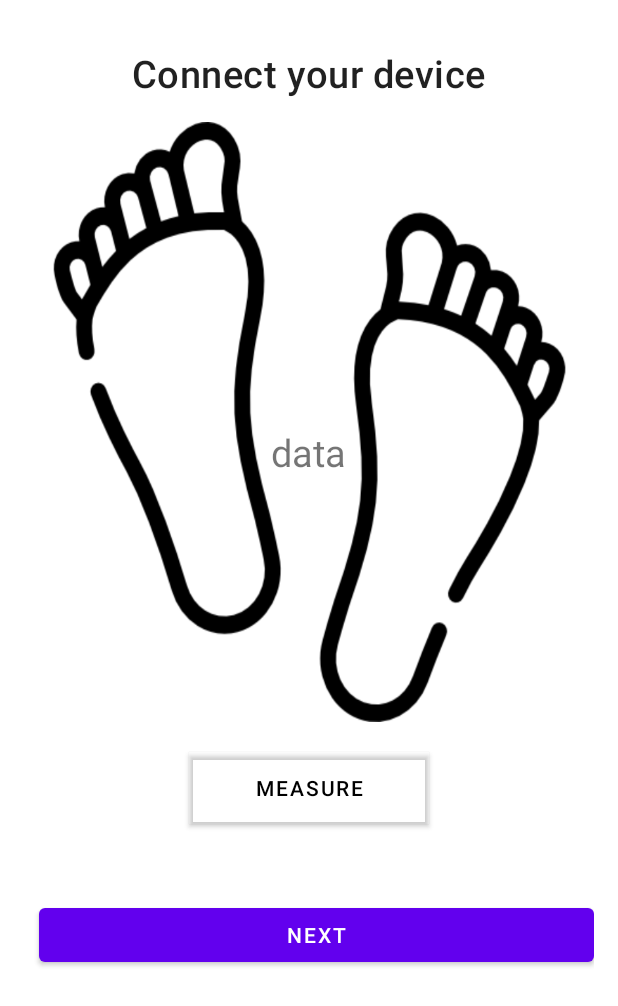
After one commit to vishnukarthik-1994/capstone, an Android app: the layout fragment_survey_measurement.xml on its own in the app's theme, with its tools: preview values and no code run, on a phone screen of 412 x 824 dp. The commit adds this screen. Shown: the top 1006 px of the screen. Run offline under Robolectric (Android 15) with nearby library versions, the phone set to English and light mode, and no system bars.

Commit message:
Create the view for measurement

```diff
--- a/Application/DFU_app/app/src/main/AndroidManifest.xml
+++ b/Application/DFU_app/app/src/main/AndroidManifest.xml
@@ -9,7 +9,8 @@
     <uses-permission android:name="android.permission.READ_EXTERNAL_STORAGE" />
     <uses-permission android:name="android.permission.INTERNET" />
     <uses-permission android:name="android.permission.ACCESS_NETWORK_STATE" />
-
+    <uses-permission android:name="android.permission.BLUETOOTH"/>
+    <uses-permission android:name="android.permission.BLUETOOTH_ADMIN"/>
     <application
         android:allowBackup="true"
         android:icon="@mipmap/ic_launcher"
--- a/Application/DFU_app/app/src/main/java/com/example/dfu_app/imageprocessor/ImagePreprocessing.kt
+++ b/Application/DFU_app/app/src/main/java/com/example/dfu_app/imageprocessor/ImagePreprocessing.kt
@@ -6,8 +6,8 @@ import android.graphics.*
 data class Result(val classIndex: Int,val score: Float,val rect:Rect){}
 object ImagePreprocessing {
     lateinit var absolutePath: String
-    const val INPUT_WIDTH = 640
-    const val INPUT_HEIGHT = 640
+    const val INPUT_WIDTH = 416
+    const val INPUT_HEIGHT = 416
     private const val TEXT_WIDTH = 260
     private const val TEXT_HEIGHT = 10
     const val OUTPUT_COLUMN = 6
--- a/Application/DFU_app/app/src/main/res/drawable/button_shape.xml
+++ b/Application/DFU_app/app/src/main/res/drawable/button_shape.xml
@@ -1,6 +1,6 @@
 <?xml version="1.0" encoding="utf-8"?>
 <shape xmlns:android="http://schemas.android.com/apk/res/android"
     android:shape="rectangle">
-    <solid android:color="#ffffff"/>
+    <solid android:color="#D6F6FA"/>
     <corners android:radius="10dp"/>
 </shape>
--- a/Application/DFU_app/app/src/main/res/drawable/color_background.xml
+++ b/Application/DFU_app/app/src/main/res/drawable/color_background.xml
@@ -5,6 +5,6 @@
     <gradient
         android:angle="0"
         android:startColor="@color/teal_200"
-        android:endColor="@color/purple_600"/>
+        android:endColor="@color/purple_700"/>
 
 </shape>
--- /dev/null
+++ b/Application/DFU_app/app/src/main/res/layout/fragment_survey_measurement.xml
@@ -0,0 +1,79 @@
+<?xml version="1.0" encoding="utf-8"?>
+<ScrollView xmlns:android="http://schemas.android.com/apk/res/android"
+    xmlns:app="http://schemas.android.com/apk/res-auto"
+    xmlns:tools="http://schemas.android.com/tools"
+    android:layout_width="match_parent"
+    android:layout_height="match_parent"
+    tools:context=".ui.daily_survey.SurveyMeasureFragment">
+    <androidx.constraintlayout.widget.ConstraintLayout
+        android:layout_width="match_parent"
+        android:layout_height="wrap_content"
+        android:padding="16dp">
+
+        <TextView
+            android:id="@+id/measure_title"
+            android:layout_width="wrap_content"
+            android:layout_height="wrap_content"
+            android:layout_marginTop="15dp"
+            android:text="@string/sloganMeasure"
+            android:textAppearance="?attr/textAppearanceHeadline6"
+            android:textSize="25sp"
+            app:layout_constraintStart_toStartOf="parent"
+            app:layout_constraintTop_toTopOf="parent"
+            app:layout_constraintEnd_toEndOf="parent"/>
+
+        <ImageView
+            android:id="@+id/foot_image"
+            android:layout_width="360dp"
+            android:layout_height="400dp"
+            android:layout_marginStart="4dp"
+            android:layout_marginTop="15dp"
+            android:layout_marginEnd="4dp"
+            android:adjustViewBounds="true"
+            android:scaleType="fitXY"
+            app:layout_constraintEnd_toEndOf="parent"
+            app:layout_constraintHorizontal_bias="0.511"
+            app:layout_constraintStart_toStartOf="parent"
+            app:layout_constraintTop_toBottomOf="@+id/measure_title"
+            app:srcCompat="@drawable/footprint" />
+
+        <TextView
+            android:id="@+id/data"
+            android:layout_width="wrap_content"
+            android:layout_height="wrap_content"
+            android:layout_marginTop="268dp"
+            android:text="@string/data"
+            android:textSize="25sp"
+            app:layout_constraintEnd_toEndOf="parent"
+            app:layout_constraintHorizontal_bias="0.498"
+            app:layout_constraintStart_toStartOf="parent"
+            app:layout_constraintTop_toTopOf="parent" />
+
+        <Button
+            android:id="@+id/measure_button"
+            android:layout_width="0dp"
+            android:layout_height="wrap_content"
+            android:layout_marginStart="100dp"
+            android:layout_marginEnd="100dp"
+            android:layout_marginTop="20dp"
+            android:outlineProvider="bounds"
+            android:background="@android:color/transparent"
+            android:textColor="@color/black"
+            android:text="@string/measure"
+            app:layout_constraintStart_toStartOf="@+id/foot_image"
+            app:layout_constraintTop_toBottomOf="@+id/foot_image"
+            app:layout_constraintEnd_toEndOf="@+id/foot_image"/>
+
+        <Button
+            android:id="@+id/submit_button"
+            android:layout_width="0dp"
+            android:layout_height="wrap_content"
+            android:layout_marginTop="50dp"
+            android:text="@string/next"
+            app:layout_constraintEnd_toEndOf="parent"
+            app:layout_constraintStart_toStartOf="@+id/foot_image"
+            app:layout_constraintTop_toBottomOf="@+id/measure_button" />
+
+
+    </androidx.constraintlayout.widget.ConstraintLayout>
+</ScrollView>
--- a/Application/DFU_app/app/src/main/res/layout/fragment_survey_questionnaire.xml
+++ b/Application/DFU_app/app/src/main/res/layout/fragment_survey_questionnaire.xml
@@ -77,11 +77,13 @@
 
 
         </RadioGroup>
+
         <Button
+            android:id="@+id/btn_submit"
             android:layout_width="match_parent"
             android:layout_height="wrap_content"
-            android:id="@+id/btn_submit"
             android:layout_margin="10dp"
+            android:background="@drawable/color_background"
             android:text="@string/submit" />
 
     </LinearLayout>
--- a/Application/DFU_app/app/src/main/res/menu/activity_bottom_main_drawer.xml
+++ b/Application/DFU_app/app/src/main/res/menu/activity_bottom_main_drawer.xml
@@ -26,4 +26,10 @@
         android:icon="@drawable/ic_baseline_settings_24"
         android:title="@string/menu_setting"/>
 
+<!--    <item-->
+<!--        android:id="@+id/nav_measure"-->
+<!--        android:enabled="true"-->
+<!--        android:icon="@drawable/ic_baseline_error_24"-->
+<!--        android:title="@string/menu_setting"/>-->
+
 </menu>
--- a/Application/DFU_app/app/src/main/res/values/strings.xml
+++ b/Application/DFU_app/app/src/main/res/values/strings.xml
@@ -17,6 +17,10 @@
     <string name="menu_survey_start">Start</string>
     <string name="menu_survey_question">Question</string>
     <!--Daily Survey String -->
+    <string name="sloganTakePicture">Take picture of your foot you think may have ulcer</string>
+    <string name="data">data</string>
+    <string name="measure">Measure</string>
+    <string name="sloganMeasure">Connect your device</string>
     <string name="take_picture">Take Picture</string>
     <string name="blood_pressure">Blood Pressure</string>
     <string name="blood_sugar_levels">Blood Sugar Level</string>
```
Also changed, not shown: Application/DFU_app/app/src/main/assets/classes.txt (deleted, +0 -91 lines), Application/DFU_app/app/src/main/java/com/example/dfu_app/model/PytorchPrediction.kt (+9 -7 lines), Application/DFU_app/app/src/main/java/com/example/dfu_app/ui/analysis_record/AnalysisRecordFragment.kt (+12 -9 lines), Application/DFU_app/app/src/main/java/com/example/dfu_app/ui/daily_survey/SurveyMeasureFragment.kt (added, +126 -0 lines), Application/DFU_app/app/src/main/res/drawable-v24/gradient_color_background.xml (added, +9 -0 lines), Application/DFU_app/app/src/main/res/layout/fragment_analysis_record.xml (+15 -5 lines), Application/DFU_app/app/src/main/res/layout/fragment_daily_survey.xml (+20 -11 lines), Application/DFU_app/app/src/main/res/navigation/mobile_navigation.xml (+8 -0 lines), 4 other files.
